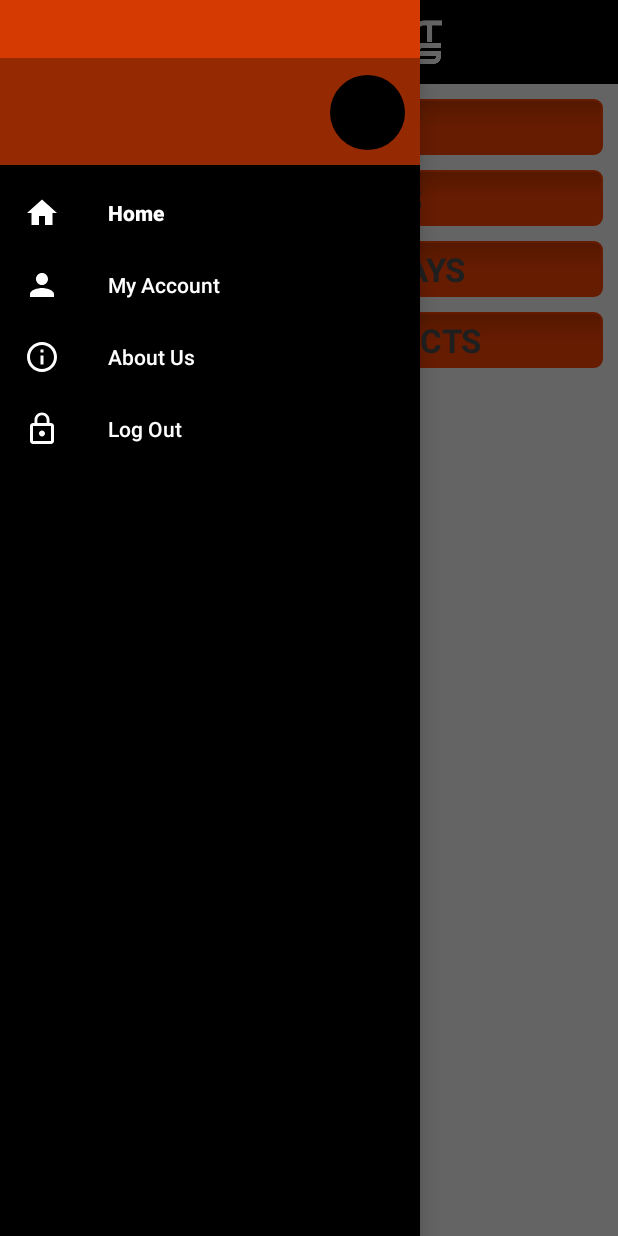
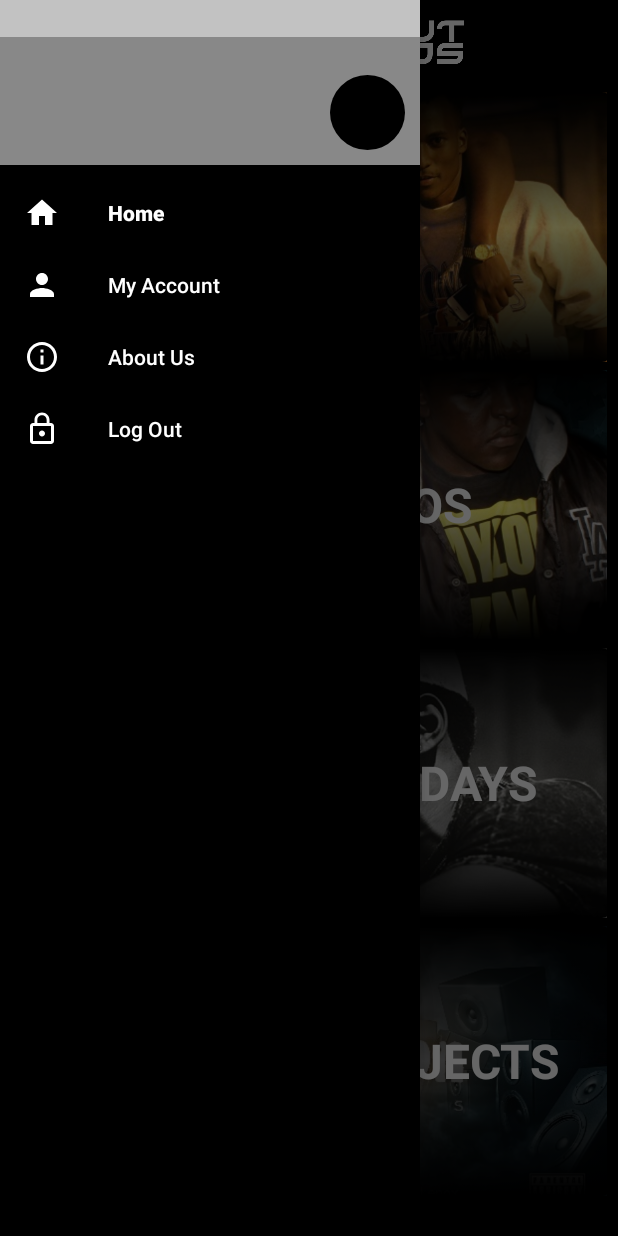
Before and after one commit to mughalasim/ChilloutRecords, an Android app: the HomeActivity screen opened directly, with no data from a screen before it, with the side drawer open, on a phone screen of 412 x 824 dp. Run offline under Robolectric (Android 15) with nearby library versions, the phone set to English and light mode, and no system bars; libraries missing offline, so code that uses them is left out: com.daimajia.androidanimations, com.facebook, com.facebook.login, com.makeramen.roundedimageview; plain views replace RoundedImageView; pictures from the network do not load; 2 statements that could not run were skipped.

Commit message:
Added a custom dark theme with some images

```diff
--- a/app/src/main/res/anim/fade_in.xml
+++ b/app/src/main/res/anim/fade_in.xml
@@ -3,7 +3,7 @@
     android:shareInterpolator="true" >
 
     <alpha
-        android:duration="200"
+        android:duration="400"
         android:fromAlpha="0.0"
         android:toAlpha="1.0" />
 
--- a/app/src/main/res/anim/fade_out.xml
+++ b/app/src/main/res/anim/fade_out.xml
@@ -3,7 +3,7 @@
     android:shareInterpolator="true" >
 
     <alpha
-        android:duration="200"
+        android:duration="400"
         android:fromAlpha="1.0"
         android:toAlpha="0.0" />
 
--- a/app/src/main/res/drawable/bckgrd_activity_panels.xml
+++ b/app/src/main/res/drawable/bckgrd_activity_panels.xml
@@ -4,16 +4,16 @@
     <item android:state_pressed="false" android:state_focused="false">
         <shape>
             <gradient
-                android:startColor="@color/white"
-                android:centerColor="@color/white"
-                android:endColor="@color/light_grey"
+                android:startColor="@color/very_dark_grey_transparent"
+                android:centerColor="@color/transparent"
+                android:endColor="@color/very_dark_grey_transparent"
                 android:angle="270"
                 />
             <stroke
-                android:width="1dp"
-                android:color="@color/grey" />
+                android:width="0dp"
+                android:color="@color/light_grey" />
             <corners
-                android:radius="5dp" />
+                android:radius="3dp" />
         </shape>
     </item>
 
--- /dev/null
+++ b/app/src/main/res/drawable/bckgrd_home_buttons.xml
@@ -0,0 +1,67 @@
+<?xml version="1.0" encoding="utf-8"?>
+<selector xmlns:android="http://schemas.android.com/apk/res/android">
+
+    <item android:state_focused="true" android:state_pressed="true">
+        <shape>
+            <gradient
+                android:startColor="@color/transparent"
+                android:centerColor="@color/transparent"
+                android:endColor="@color/transparent"
+                android:angle="270"
+                />
+            <stroke
+                android:width="1dp"
+                android:color="@color/green" />
+            <corners
+                android:radius="5dp" />
+        </shape>
+    </item>
+
+
+
+    <item android:state_focused="false" android:state_pressed="true">
+        <shape>
+            <gradient
+                android:startColor="@color/transparent"
+                android:centerColor="@color/transparent"
+                android:endColor="@color/transparent"
+                android:angle="270"
+                />
+            <stroke
+                android:width="1dp"
+                android:color="@color/green" />
+            <corners
+                android:radius="5dp" />
+        </shape>
+    </item>
+
+
+
+    <item android:state_pressed="false" android:state_focused="false">
+        <shape>
+            <gradient
+                android:startColor="@color/black"
+                android:centerColor="@color/transparent"
+                android:endColor="@color/black"
+                android:angle="270"
+                />
+            <stroke
+                android:width="0dp"
+                android:color="@color/dark_grey" />
+            <corners
+                android:radius="5dp" />
+        </shape>
+    </item>
+
+    <item android:state_enabled="true">
+        <shape>
+            <padding
+                android:left="2dp"
+                android:top="2dp"
+                android:right="2dp"
+                android:bottom="2dp"
+                />
+        </shape>
+    </item>
+
+</selector>
--- a/app/src/main/res/layout/activity_home.xml
+++ b/app/src/main/res/layout/activity_home.xml
@@ -25,77 +25,139 @@
 
             <ScrollView
                 android:layout_width="match_parent"
-                android:paddingBottom="@dimen/activity_padding"
-                android:layout_height="wrap_content">
+                android:layout_height="wrap_content"
+                android:paddingBottom="@dimen/activity_padding">
 
                 <LinearLayout
                     android:layout_width="match_parent"
                     android:layout_height="wrap_content"
                     android:orientation="vertical">
 
-                    <LinearLayout
-                        android:onClick="ARTISTS"
+                    <RelativeLayout
                         android:layout_width="match_parent"
-                        android:layout_height="wrap_content"
-                        android:layout_marginTop="@dimen/activity_padding"
+                        android:layout_height="@dimen/home_button_height"
                         android:layout_marginLeft="@dimen/activity_padding"
                         android:layout_marginRight="@dimen/activity_padding"
-                        android:background="@drawable/bckgrd_button_yes"
-                        android:orientation="horizontal">
+                        android:layout_marginTop="@dimen/activity_padding"
+                        android:onClick="ARTISTS">
+
+                        <ImageView
+                            android:layout_width="match_parent"
+                            android:layout_height="match_parent"
+                            android:padding="2dp"
+                            android:contentDescription="@string/app_name"
+                            android:scaleType="centerCrop"
+                            android:src="@drawable/home_artists" />
+
+                        <ImageView
+                            android:layout_width="match_parent"
+                            android:layout_height="match_parent"
+                            android:contentDescription="@string/app_name"
+                            android:scaleType="centerCrop"
+                            android:src="@drawable/bckgrd_home_buttons" />
+
 
                         <TextView
                             style="@style/Header_Text"
+                            android:textColor="@color/white"
+                            android:layout_centerInParent="true"
                             android:text="ARTISTS" />
 
-                    </LinearLayout>
+                    </RelativeLayout>
 
-                    <LinearLayout
-                        android:onClick="MUSIC_VIDEOS"
+                    <RelativeLayout
                         android:layout_width="match_parent"
-                        android:layout_height="wrap_content"
-                        android:layout_marginTop="@dimen/activity_padding"
+                        android:layout_height="@dimen/home_button_height"
                         android:layout_marginLeft="@dimen/activity_padding"
                         android:layout_marginRight="@dimen/activity_padding"
-                        android:background="@drawable/bckgrd_button_yes"
-                        android:orientation="horizontal">
+                        android:layout_marginTop="@dimen/activity_padding"
+                        android:onClick="MUSIC_VIDEOS">
+
+                        <ImageView
+                            android:layout_width="match_parent"
+                            android:layout_height="match_parent"
+                            android:contentDescription="@string/app_name"
+                            android:scaleType="centerCrop"
+                            android:padding="2dp"
+                            android:src="@drawable/home_music_videos" />
+
+                        <ImageView
+                            android:layout_width="match_parent"
+                            android:layout_height="match_parent"
+                            android:contentDescription="@string/app_name"
+                            android:scaleType="centerCrop"
+                            android:src="@drawable/bckgrd_home_buttons" />
 
                         <TextView
                             style="@style/Header_Text"
+                            android:textColor="@color/white"
+                            android:layout_centerInParent="true"
                             android:text="MUSIC VIDEOS" />
 
-                    </LinearLayout>
+                    </RelativeLayout>
 
-                    <LinearLayout
-                        android:onClick="FREESTYLES"
+                    <RelativeLayout
                         android:layout_width="match_parent"
-                        android:layout_height="wrap_content"
-                        android:layout_marginTop="@dimen/activity_padding"
+                        android:layout_height="@dimen/home_button_height"
                         android:layout_marginLeft="@dimen/activity_padding"
                         android:layout_marginRight="@dimen/activity_padding"
-                        android:background="@drawable/bckgrd_button_yes"
-                        android:orientation="horizontal">
+                        android:layout_marginTop="@dimen/activity_padding"
+                        android:onClick="FREESTYLES">
+
+                        <ImageView
+                            android:layout_width="match_parent"
+                            android:layout_height="match_parent"
+                            android:contentDescription="@string/app_name"
+                            android:scaleType="centerCrop"
+                            android:padding="2dp"
+                            android:src="@drawable/home_freestyle_fridays" />
+
+                        <ImageView
+                            android:layout_width="match_parent"
+                            android:layout_height="match_parent"
+                            android:contentDescription="@string/app_name"
+                            android:scaleType="centerCrop"
+                            android:src="@drawable/bckgrd_home_buttons" />
 
                         <TextView
                             style="@style/Header_Text"
+                            android:textColor="@color/white"
+                            android:layout_centerInParent="true"
                             android:text="FREESTYLE FRIDAYS" />
 
-                    </LinearLayout>
+                    </RelativeLayout>
 
-                    <LinearLayout
-                        android:onClick="UPCOMING"
+                    <RelativeLayout
                         android:layout_width="match_parent"
-                        android:layout_height="wrap_content"
-                        android:layout_marginTop="@dimen/activity_padding"
+                        android:layout_height="@dimen/home_button_height"
                         android:layout_marginLeft="@dimen/activity_padding"
                         android:layout_marginRight="@dimen/activity_padding"
-                        android:background="@drawable/bckgrd_button_yes"
-                        android:orientation="horizontal">
+                        android:layout_marginTop="@dimen/activity_padding"
+                        android:onClick="UPCOMING">
+
+                        <ImageView
+                            android:layout_width="match_parent"
+                            android:layout_height="match_parent"
+                            android:contentDescription="@string/app_name"
+                            android:scaleType="centerCrop"
+                            android:padding="2dp"
+                            android:alpha="0.5"
+                            android:src="@drawable/home_upcoming" />
+
+                        <ImageView
+                            android:layout_width="match_parent"
+                            android:layout_height="match_parent"
+                            android:contentDescription="@string/app_name"
+                            android:scaleType="centerCrop"
+                            android:src="@drawable/bckgrd_home_buttons" />
 
                         <TextView
                             style="@style/Header_Text"
+                            android:textColor="@color/white"
+                            android:layout_centerInParent="true"
                             android:text="UPCOMING PROJECTS" />
 
-                    </LinearLayout>
+                    </RelativeLayout>
 
                 </LinearLayout>
 
@@ -105,6 +167,6 @@
 
     </android.support.design.widget.CoordinatorLayout>
 
-    <include layout="@layout/navigation_view"/>
+    <include layout="@layout/navigation_view" />
 
 </android.support.v4.widget.DrawerLayout>
--- a/app/src/main/res/layout/activity_login.xml
+++ b/app/src/main/res/layout/activity_login.xml
@@ -2,7 +2,6 @@
     xmlns:tools="http://schemas.android.com/tools"
     android:layout_width="match_parent"
     android:layout_height="match_parent"
-    android:background="@color/black"
     android:orientation="vertical"
     tools:context="asimmughal.chilloutrecords.start_up.LoginActivity">
 
--- a/app/src/main/res/layout/activity_my_account.xml
+++ b/app/src/main/res/layout/activity_my_account.xml
@@ -71,14 +71,14 @@
                                 android:id="@+id/picture_add"
                                 style="@style/Button_Yes"
                                 android:layout_height="wrap_content"
-                                android:padding="@dimen/restaurant_adapter_padding"
+                                android:padding="@dimen/activity_padding"
                                 android:textSize="@dimen/text_size_tiny" />
 
                             <TextView
                                 android:id="@+id/picture_delete"
                                 style="@style/Button_No"
                                 android:layout_height="wrap_content"
-                                android:padding="@dimen/restaurant_adapter_padding"
+                                android:padding="@dimen/activity_padding"
                                 android:textSize="@dimen/text_size_tiny" />
 
                             <LinearLayout
--- a/app/src/main/res/layout/activity_splash_screen.xml
+++ b/app/src/main/res/layout/activity_splash_screen.xml
@@ -3,7 +3,6 @@
     android:id="@+id/splash_screen"
     android:layout_width="match_parent"
     android:layout_height="match_parent"
-    android:background="@color/black"
     android:orientation="vertical">
 
     <ImageView
@@ -19,7 +18,7 @@
     <LinearLayout
         android:id="@+id/progress_text_panel"
         android:layout_width="match_parent"
-        android:background="@color/very_dark_grey_transparent"
+        android:background="@drawable/bckgrd_activity_panels"
         android:layout_height="wrap_content"
         android:padding="14dp"
         android:layout_alignParentBottom="true"
--- a/app/src/main/res/layout/header_artist_details_layout.xml
+++ b/app/src/main/res/layout/header_artist_details_layout.xml
@@ -7,13 +7,26 @@
     app:layout_collapseMode="parallax"
     app:layout_scrollFlags="scroll|enterAlways">
 
+    <RelativeLayout
+        android:layout_width="match_parent"
+        android:layout_height="match_parent">
+
         <ImageView
             android:id="@+id/ppic"
             android:layout_width="match_parent"
             android:layout_height="250dp"
+            android:contentDescription="@string/app_name"
             android:scaleType="centerCrop"
+            android:src="@drawable/main_logo_white" />
+
+        <ImageView
+            android:layout_width="match_parent"
+            android:layout_height="250dp"
             android:contentDescription="@string/app_name"
-            android:src="@drawable/main_logo_white"/>
+            android:scaleType="centerCrop"
+            android:src="@drawable/bckgrd_home_buttons" />
+
+    </RelativeLayout>
 
 
 </android.support.v4.widget.NestedScrollView>
--- a/app/src/main/res/layout/list_item_artists.xml
+++ b/app/src/main/res/layout/list_item_artists.xml
@@ -41,6 +41,7 @@
         android:layout_width="match_parent"
         android:layout_height="wrap_content"
         android:gravity="center"
+        android:background="@drawable/bckgrd_home_buttons"
         android:layout_marginBottom="@dimen/activity_padding">
 
         <!--IMAGE-->
--- a/app/src/main/res/layout/toolbar.xml
+++ b/app/src/main/res/layout/toolbar.xml
@@ -25,7 +25,7 @@
             android:scaleType="centerInside"
             android:padding="10dp"
             android:src="@drawable/main_logo_white"
-            android:layout_marginLeft="-20dp" />
+            android:layout_marginLeft="-5dp" />
 
     </LinearLayout>
 
--- a/app/src/main/res/values/colors.xml
+++ b/app/src/main/res/values/colors.xml
@@ -1,9 +1,9 @@
 <?xml version="1.0" encoding="utf-8"?>
 <resources>
-    <color name="colorPrimary">#ff4602</color>
-    <color name="colorPrimaryDark">#d43a01</color>
-    <color name="colorAccent">#4d4d4d</color>
-    <color name="colorAccentDark">#3d3d3d</color>
+    <color name="colorPrimary">#f1f1f1</color>
+    <color name="colorPrimaryDark">#c2c2c2</color>
+    <color name="colorAccent">#ffffff</color>
+    <color name="colorAccentDark">#efeeee</color>
 
     <color name="white">#ffffff</color>
 
--- a/app/src/main/res/values/dimens.xml
+++ b/app/src/main/res/values/dimens.xml
@@ -1,26 +1,13 @@
 <resources>
     <!-- Default screen margins, per the Android Design guidelines. -->
 
-
-    <dimen name="activity_horizontal_margin">16dp</dimen>
-    <dimen name="activity_vertical_margin">16dp</dimen>
-    <dimen name="activity_padding">10dp</dimen>
-
-    <dimen name="restaurant_adapter_padding">10dp</dimen>
-
-    <dimen name="my_account_profile_pic">140dp</dimen>
-
-    <dimen name="nav_header_vertical_spacing">16dp</dimen>
+    <dimen name="activity_padding">5dp</dimen>
+    <dimen name="my_account_profile_pic">160dp</dimen>
     <dimen name="nav_header_height">110dp</dimen>
 
-    <dimen name="fab_margin">16dp</dimen>
+    <dimen name="home_button_height">180dp</dimen>
 
-    <dimen name="restaurant_adapter_image_size">75dp</dimen>
-    <dimen name="restaurant_review_image_size">55dp</dimen>
-
-    <dimen name="country_flag_image_size">55dp</dimen>
-
-    <dimen name="text_size_header">22sp</dimen>
+    <dimen name="text_size_header">32sp</dimen>
     <dimen name="text_size_normal">16sp</dimen>
     <dimen name="text_size_small">14sp</dimen>
     <dimen name="text_size_tiny">12sp</dimen>
--- a/app/src/main/res/values/styles.xml
+++ b/app/src/main/res/values/styles.xml
@@ -8,6 +8,7 @@
         <item name="android:windowAnimationStyle">@style/customTransition</item>
         <item name="colorPrimaryDark">@color/colorPrimaryDark</item>
         <item name="colorAccent">@color/colorAccent</item>
+        <item name="android:colorBackground">@color/black</item>
         <!--<item name="windowActionBar">false</item>-->
         <!--<item name="windowNoTitle">true</item>-->
         <item name="drawerArrowStyle">@style/WhiteDrawerIconStyle</item>
@@ -189,7 +190,7 @@
         <item name="android:gravity">center</item>
         <item name="android:textAllCaps">true</item>
         <item name="android:background">@drawable/bckgrd_button_yes</item>
-        <item name="android:textColor">@color/white</item>
+        <item name="android:textColor">@color/black</item>
         <item name="android:textStyle">bold</item>
         <item name="android:layout_margin">@dimen/text_size_normal_margin</item>
         <item name="android:textSize">@dimen/text_size_normal</item>
@@ -201,7 +202,7 @@
         <item name="android:layout_gravity">center</item>
         <item name="android:gravity">center</item>
         <item name="android:background">@drawable/bckgrd_button_no</item>
-        <item name="android:textColor">@color/white</item>
+        <item name="android:textColor">@color/black</item>
         <item name="android:textAllCaps">true</item>
         <item name="android:textStyle">bold</item>
         <item name="android:layout_margin">@dimen/text_size_normal_margin</item>
```
Also changed, not shown: app/src/main/res/drawable/home_artists.JPG (added), app/src/main/res/drawable/home_freestyle_fridays.jpg (added), app/src/main/res/drawable/home_music_videos.jpg (added), app/src/main/res/drawable/home_upcoming.jpg (added).
